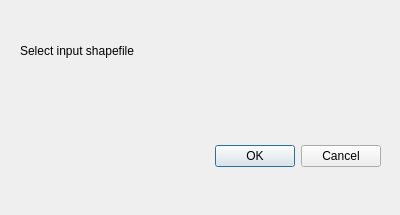
Old version of the form movement_analysis/movement_analysis_dialog_base.ui in the repository saadsaifse/flight-analysis.
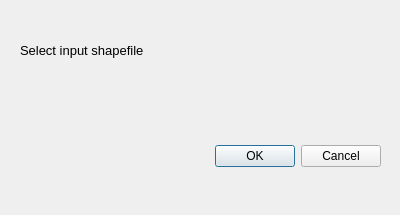
New version of the form. Custom widgets are drawn as their Qt base class.

What changed in the file:
```diff
--- a/movement_analysis/movement_analysis_dialog_base.ui
+++ b/movement_analysis/movement_analysis_dialog_base.ui
@@ -34,10 +34,15 @@
     <rect>
      <x>20</x>
      <y>40</y>
-     <width>151</width>
+     <width>181</width>
      <height>21</height>
     </rect>
    </property>
+   <property name="font">
+    <font>
+     <pointsize>10</pointsize>
+    </font>
+   </property>
    <property name="text">
     <string>Select input shapefile</string>
    </property>
@@ -47,7 +52,7 @@
     <rect>
      <x>20</x>
      <y>80</y>
-     <width>331</width>
+     <width>361</width>
      <height>27</height>
     </rect>
    </property>
```
